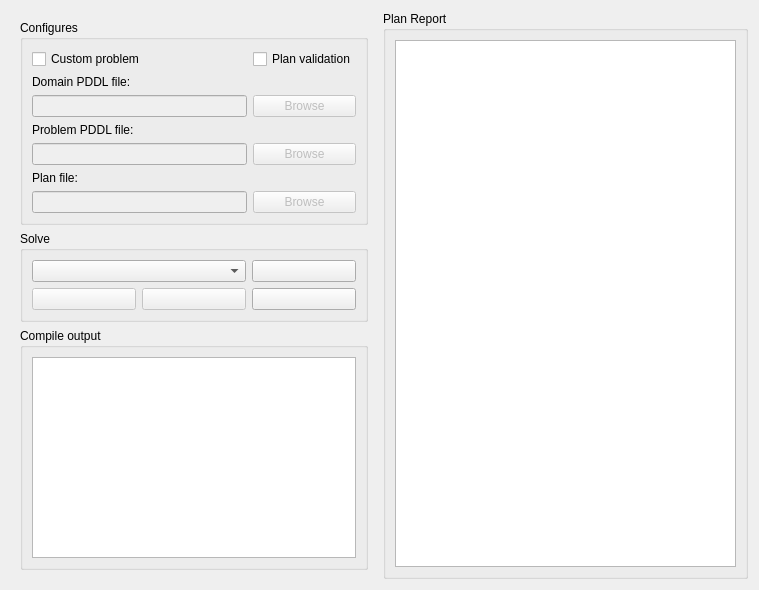
This is KAVI/forms/PlanningDialog.ui in xuanjianwu/KAVI as Qt 5 draws it before an edit. The edited form follows.
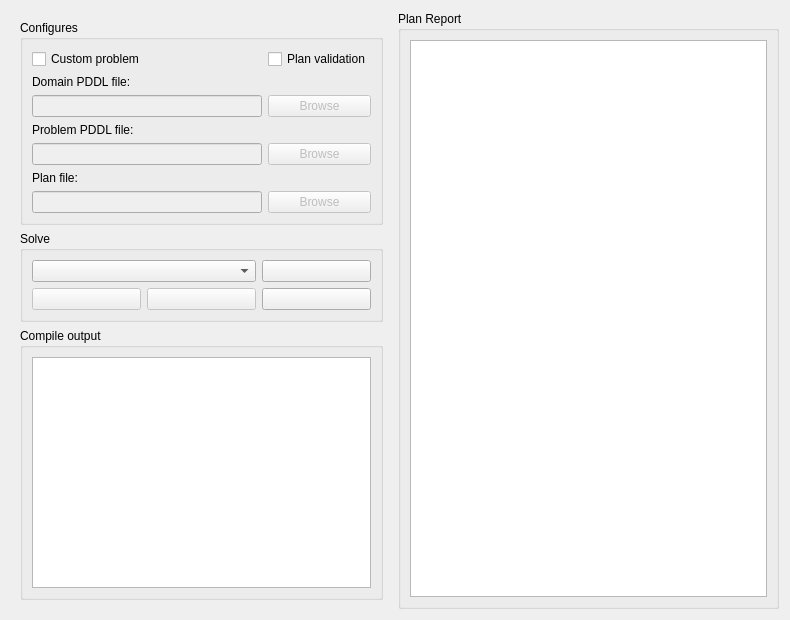
This is the edited form. Icons and pictures are not drawn.

What changed in the file:
```diff
--- a/KAVI/forms/PlanningDialog.ui
+++ b/KAVI/forms/PlanningDialog.ui
@@ -6,8 +6,8 @@
    <rect>
     <x>0</x>
     <y>0</y>
-    <width>759</width>
-    <height>590</height>
+    <width>790</width>
+    <height>620</height>
    </rect>
   </property>
   <property name="windowTitle">
```
